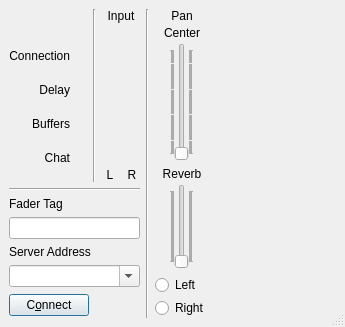
Qt form src/llconclientdlgbase.ui (jamulussoftware/jamulus) before a commit.
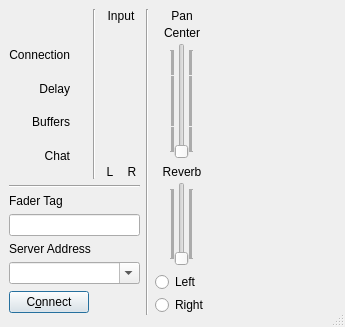
The same form after that commit. Icons and pictures are not drawn. Custom widgets are drawn as their Qt base class.

Commit message: fix for resize problem of main window in MacOS

Diff of the .ui file:
```diff
--- a/src/llconclientdlgbase.ui
+++ b/src/llconclientdlgbase.ui
@@ -29,10 +29,10 @@
     <number>0</number>
    </property>
    <property name="rightMargin" >
-    <number>0</number>
+    <number>3</number>
    </property>
    <property name="bottomMargin" >
-    <number>0</number>
+    <number>3</number>
    </property>
    <item>
     <widget class="QFrame" name="backgroundFrame" >
```
